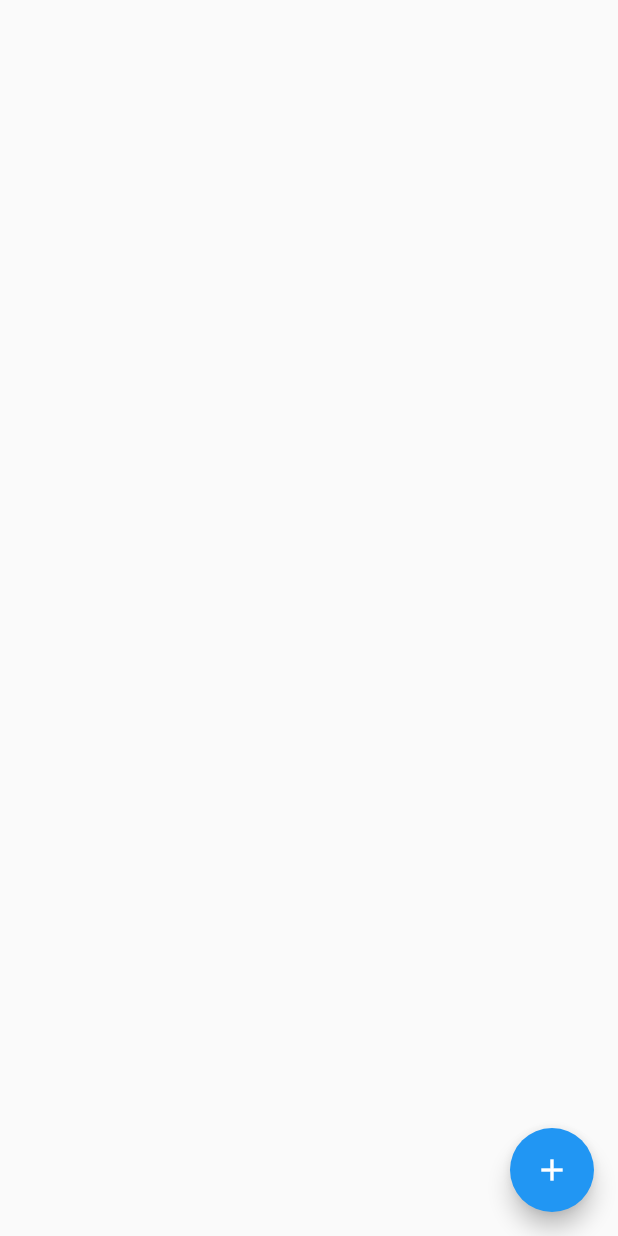
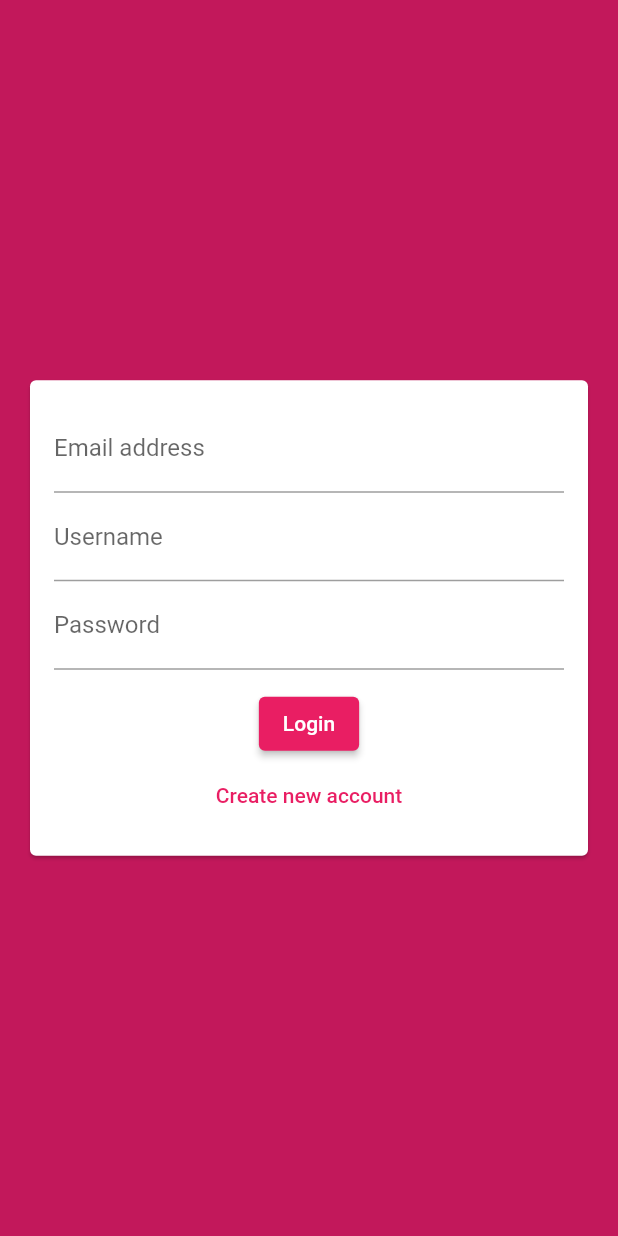
Before and after one commit to KotBarboz/chat_notify, a Flutter app: the screen it shows after launch, on a phone screen of 412 x 824 dp. Run offline on Flutter 3.47's test engine with Material 2 defaults, Android fonts, the phone set to English and light mode, and no system bars; our stand-ins replace cloud_firestore, firebase_core; accounts and stored records are empty; generated files the repository leaves out were written again.

Commit message:
add basic auth screen

```diff
--- a/lib/main.dart
+++ b/lib/main.dart
@@ -1,8 +1,8 @@
+import 'package:chat_with_notifications/screens/auth_screen.dart';
 import 'package:firebase_core/firebase_core.dart';
 import 'package:flutter/material.dart';
 
 import '../firebase_options.dart';
-import '../screens/chat_screen.dart';
 
 Future<void> main() async {
   WidgetsFlutterBinding.ensureInitialized();
@@ -20,10 +20,25 @@ class MyApp extends StatelessWidget {
   Widget build(BuildContext context) {
     return MaterialApp(
       title: 'Flutter Chat',
+      debugShowCheckedModeBanner: false,
       theme: ThemeData(
-        primarySwatch: Colors.blue,
+        colorScheme: ColorScheme.fromSwatch(primarySwatch: Colors.pink)
+            .copyWith(background: Colors.pink)
+            .copyWith(secondary: Colors.deepPurple),
+        buttonTheme: ButtonTheme.of(context).copyWith(
+          buttonColor: Colors.pink,
+          textTheme: ButtonTextTheme.primary,
+          shape: RoundedRectangleBorder(
+            borderRadius: BorderRadius.circular(20),
+          ),
+        ),
+        appBarTheme: const AppBarTheme(
+          backgroundColor: Colors.orangeAccent,
+        ),
+        primarySwatch: Colors.pink,
+        scaffoldBackgroundColor: Color(0xFF0A0D22),
       ),
-      home: const ChatScreen(),
+      home: const AuthScreen(),
     );
   }
 }
--- a/lib/screens/auth_screen.dart
+++ b/lib/screens/auth_screen.dart
@@ -0,0 +1,23 @@
+import 'package:flutter/material.dart';
+
+import '../widgets/auth/auth_form.dart';
+
+class AuthScreen extends StatefulWidget {
+  const AuthScreen({Key? key}) : super(key: key);
+
+  @override
+  State<AuthScreen> createState() => _AuthScreenState();
+}
+
+class _AuthScreenState extends State<AuthScreen> {
+  @override
+  Widget build(BuildContext context) {
+    return Scaffold(
+      backgroundColor: Theme.of(context).primaryColorDark,
+      // appBar: AppBar(
+      //     //title: Text('appbarTitle'),
+      //     ),
+      body: AuthForm(),
+    );
+  }
+}
--- /dev/null
+++ b/lib/widgets/auth/auth_form.dart
@@ -0,0 +1,102 @@
+import 'package:flutter/material.dart';
+
+class AuthForm extends StatefulWidget {
+  @override
+  State<AuthForm> createState() => _AuthFormState();
+}
+
+class _AuthFormState extends State<AuthForm> {
+  final _formKey = GlobalKey<FormState>();
+  String _userEmail = '';
+  String _userName = '';
+  String _userPassword = '';
+
+  void _trySubmit() {
+    final isValid = _formKey.currentState!.validate();
+    FocusScope.of(context).unfocus();
+
+    if (!isValid) {
+      return;
+    }
+
+    _formKey.currentState!.save();
+  }
+
+  @override
+  Widget build(BuildContext context) {
+    return Center(
+      child: Card(
+        margin: const EdgeInsets.all(20),
+        child: SingleChildScrollView(
+          child: Padding(
+            padding: const EdgeInsets.all(16),
+            child: Form(
+              key: _formKey,
+              child: Column(
+                mainAxisSize: MainAxisSize.min,
+                children: [
+                  TextFormField(
+                    validator: (val) {
+                      if (val == null) {
+                        return 'Please enter a value';
+                      }
+                      if (val.isEmpty || !val.contains('@')) {
+                        return 'Please enter a valid email address';
+                      }
+                      return null;
+                    },
+                    keyboardType: TextInputType.emailAddress,
+                    decoration:
+                        const InputDecoration(labelText: 'Email address'),
+                    onSaved: (val) {
+                      _userEmail = val!;
+                    },
+                  ),
+                  TextFormField(
+                    validator: (val) {
+                      if (val == null) {
+                        return 'Please enter a value';
+                      }
+                      if (val.isEmpty || val.length < 4) {
+                        return 'Please enter at least 4 chars long';
+                      }
+                      return null;
+                    },
+                    keyboardType: TextInputType.name,
+                    decoration: const InputDecoration(labelText: 'Username'),
+                    onSaved: (val) {
+                      _userName = val!;
+                    },
+                  ),
+                  TextFormField(
+                    validator: (val) {
+                      if (val == null) {
+                        return 'Please enter a value';
+                      }
+                      if (val.isEmpty || val.length < 7) {
+                        return 'Password must be at least 7 chars long';
+                      }
+                      return null;
+                    },
+                    decoration: const InputDecoration(labelText: 'Password'),
+                    obscureText: true,
+                    onSaved: (val) {
+                      _userPassword = val!;
+                    },
+                  ),
+                  const SizedBox(
+                    height: 12,
+                  ),
+                  ElevatedButton(onPressed: () {}, child: const Text('Login')),
+                  TextButton(
+                      onPressed: () {},
+                      child: const Text('Create new account')),
+                ],
+              ),
+            ),
+          ),
+        ),
+      ),
+    );
+  }
+}
```
